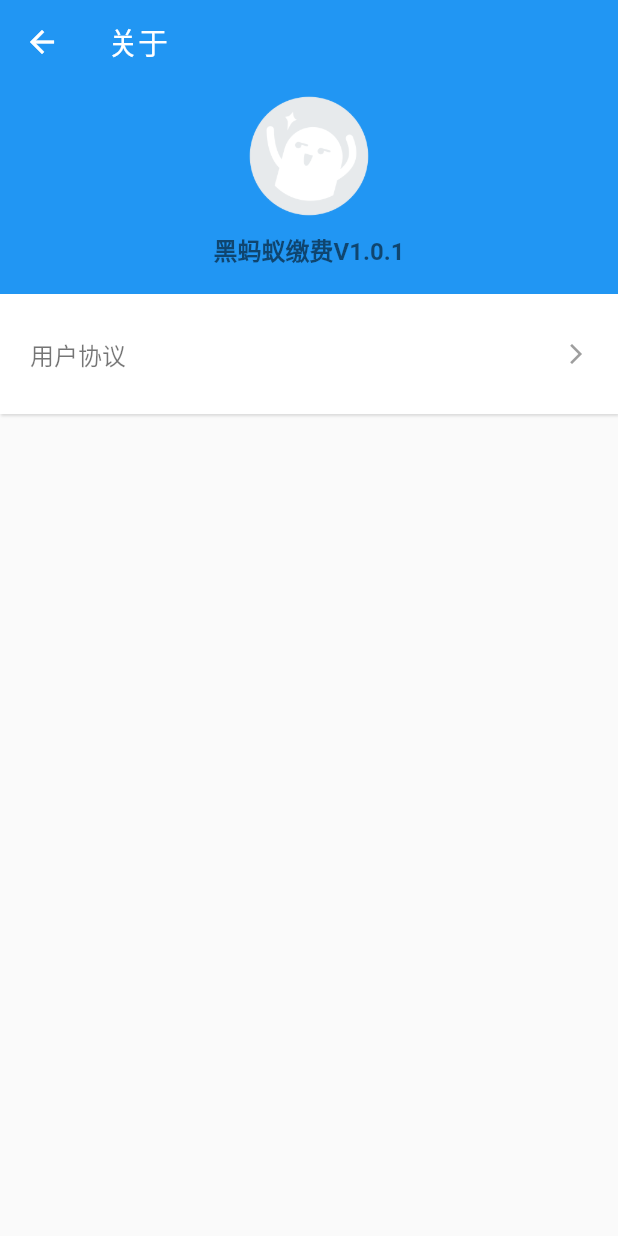
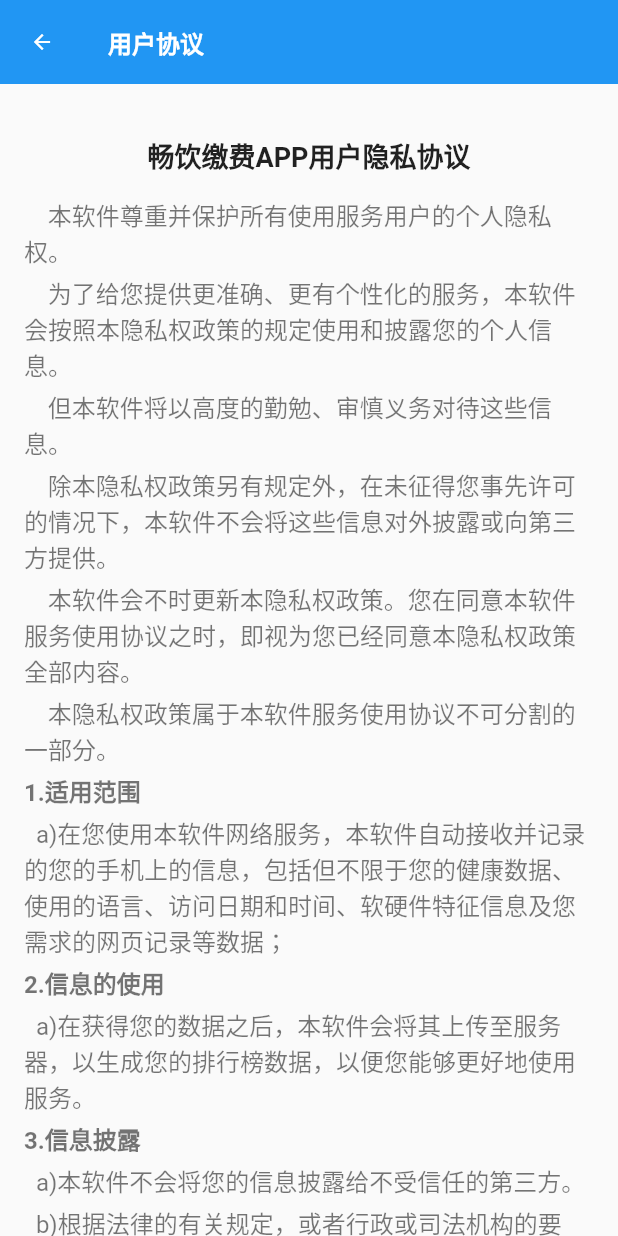
Before and after one commit to persilee/pay_cost, a Flutter app: the AboutPage screen opened directly, after a tap on "用户协议", on a phone screen of 412 x 824 dp. Run offline on Flutter 3.47's test engine with Material 2 defaults, Android fonts, the phone set to English and light mode, and no system bars; our stand-ins replace azlistview, flutter_swiper; missing offline and left inert: direct_select, easy_dialog, lpinyin; network calls fail.

Commit message:
🥜 add login && agreement page

```diff
--- a/lib/pages/about_page.dart
+++ b/lib/pages/about_page.dart
@@ -1,4 +1,5 @@
 import 'package:flutter/material.dart';
+import 'package:pay_cost/pages/agreement_page.dart';
 
 class AboutPage extends StatefulWidget {
   @override
@@ -10,14 +11,15 @@
   Widget build(BuildContext context) {
     return Scaffold(
       appBar: AppBar(
-        title: Text('关于'),
+        title: Text('关于', style: TextStyle(fontSize: 16, fontWeight: FontWeight.bold),),
         elevation: 0,
+        iconTheme: IconThemeData(size: 16, color: Colors.white),
       ),
       body: Container(
         child: Column(
           children: <Widget>[
             Container(
-              height: 140,
+              height: 110,
               width: double.infinity,
               decoration: BoxDecoration(color: Theme.of(context).primaryColor),
               child: Column(
@@ -26,14 +28,14 @@
                 children: <Widget>[
                   Image.asset(
                     'assets/images/morentouxiang.png',
-                    width: 80,
-                    height: 80,
+                    width: 60,
+                    height: 60,
                   ),
                   Padding(
                     padding: EdgeInsets.only(top: 10),
                   ),
                   Text(
-                    '黑蚂蚁缴费V1.0.1',
+                    '畅饮缴费V1.0.1',
                     style: TextStyle(
                         color: Colors.black54,
                         fontSize: 16,
@@ -47,10 +49,10 @@
             ),
             GestureDetector(
               onTap: () {
-                print('v1.0.1');
+                Navigator.of(context).push(MaterialPageRoute(builder: (context) => AgreementPage()));
               },
               child: Container(
-                height: 80,
+                height: 60,
                 decoration: BoxDecoration(
                   color: Colors.white,
                   boxShadow: [
--- /dev/null
+++ b/lib/pages/agreement_page.dart
@@ -0,0 +1,72 @@
+import 'package:flutter/material.dart';
+
+class AgreementPage extends StatefulWidget {
+  @override
+  _AgreementPageState createState() => _AgreementPageState();
+}
+
+class _AgreementPageState extends State<AgreementPage> {
+  @override
+  Widget build(BuildContext context) {
+    return Scaffold(
+      appBar: AppBar(
+        title: Text(
+          '用户协议', style: TextStyle(fontSize: 16, fontWeight: FontWeight.bold),),
+        elevation: 0,
+        iconTheme: IconThemeData(size: 16, color: Colors.white),
+      ),
+      body: ListView(
+        children: <Widget>[
+          Container(
+            padding: EdgeInsets.all(16),
+            child: Column(
+              crossAxisAlignment: CrossAxisAlignment.start,
+              children: <Widget>[
+                Padding(padding: EdgeInsets.fromLTRB(0, 12, 0, 6)),
+                Center(
+                  child: Text('畅饮缴费APP用户隐私协议', style: TextStyle(fontSize: 18, fontWeight: FontWeight.bold, color: Colors.black87,),),
+                ),
+                Padding(padding: EdgeInsets.fromLTRB(0, 12, 0, 2)),
+                Text('    本软件尊重并保护所有使用服务用户的个人隐私权。', style: TextStyle(fontSize: 16, color: Colors.black54),),
+                Padding(padding: EdgeInsets.fromLTRB(0, 2, 0, 2)),
+                Text('    为了给您提供更准确、更有个性化的服务，本软件会按照本隐私权政策的规定使用和披露您的个人信息。', style: TextStyle(fontSize: 16, color: Colors.black54),),
+                Padding(padding: EdgeInsets.fromLTRB(0, 2, 0, 2)),
+                Text('    但本软件将以高度的勤勉、审慎义务对待这些信息。', style: TextStyle(fontSize: 16, color: Colors.black54),),
+                Padding(padding: EdgeInsets.fromLTRB(0, 2, 0, 2)),
+                Text('    除本隐私权政策另有规定外，在未征得您事先许可的情况下，本软件不会将这些信息对外披露或向第三方提供。', style: TextStyle(fontSize: 16, color: Colors.black54),),
+                Padding(padding: EdgeInsets.fromLTRB(0, 2, 0, 2)),
+                Text('    本软件会不时更新本隐私权政策。您在同意本软件服务使用协议之时，即视为您已经同意本隐私权政策全部内容。', style: TextStyle(fontSize: 16, color: Colors.black54),),
+                Padding(padding: EdgeInsets.fromLTRB(0, 2, 0, 2)),
+                Text('    本隐私权政策属于本软件服务使用协议不可分割的一部分。', style: TextStyle(fontSize: 16, color: Colors.black54),),
+                Padding(padding: EdgeInsets.fromLTRB(0, 2, 0, 2)),
+                Text('1.适用范围', style: TextStyle(fontSize: 16, color: Colors.black54, fontWeight: FontWeight.w600),),
+                Padding(padding: EdgeInsets.fromLTRB(0, 2, 0, 2)),
+                Text('  a)在您使用本软件网络服务，本软件自动接收并记录的您的手机上的信息，包括但不限于您的健康数据、使用的语言、访问日期和时间、软硬件特征信息及您需求的网页记录等数据；', style: TextStyle(fontSize: 16, color: Colors.black54),),
+                Padding(padding: EdgeInsets.fromLTRB(0, 2, 0, 2)),
+                Text('2.信息的使用', style: TextStyle(fontSize: 16, color: Colors.black54, fontWeight: FontWeight.w600),),
+                Padding(padding: EdgeInsets.fromLTRB(0, 2, 0, 2)),
+                Text('  a)在获得您的数据之后，本软件会将其上传至服务器，以生成您的排行榜数据，以便您能够更好地使用服务。', style: TextStyle(fontSize: 16, color: Colors.black54),),
+                Padding(padding: EdgeInsets.fromLTRB(0, 2, 0, 2)),
+                Text('3.信息披露', style: TextStyle(fontSize: 16, color: Colors.black54, fontWeight: FontWeight.w600),),
+                Padding(padding: EdgeInsets.fromLTRB(0, 2, 0, 2)),
+                Text('  a)本软件不会将您的信息披露给不受信任的第三方。', style: TextStyle(fontSize: 16, color: Colors.black54),),
+                Padding(padding: EdgeInsets.fromLTRB(0, 2, 0, 2)),
+                Text('  b)根据法律的有关规定，或者行政或司法机构的要求，向第三方或者行政、司法机构披露；', style: TextStyle(fontSize: 16, color: Colors.black54),),
+                Padding(padding: EdgeInsets.fromLTRB(0, 2, 0, 2)),
+                Text('  c)如您出现违反中国有关法律、法规或者相关规则的情况，需要向第三方披露；', style: TextStyle(fontSize: 16, color: Colors.black54),),
+                Padding(padding: EdgeInsets.fromLTRB(0, 2, 0, 2)),
+                Text('4.信息存储和交换', style: TextStyle(fontSize: 16, color: Colors.black54, fontWeight: FontWeight.w600),),
+                Padding(padding: EdgeInsets.fromLTRB(0, 2, 0, 2)),
+                Text('  本软件收集的有关您的信息和资料将保存在本软件及（或）其关联公司的服务器上，这些信息和资料可能传送至您所在国家、地区或本软件收集信息和资料所在地的境外并在境外被访问、存储和展示。', style: TextStyle(fontSize: 16, color: Colors.black54),),
+                Padding(padding: EdgeInsets.fromLTRB(0, 2, 0, 2)),
+                Text('5.信息安全', style: TextStyle(fontSize: 16, color: Colors.black54, fontWeight: FontWeight.w600),),
+                Padding(padding: EdgeInsets.fromLTRB(0, 2, 0, 2)),
+                Text('  a)在使用本软件网络服务进行网上交易时，您不可避免的要向交易对方或潜在的交易对方披露自己的个人信息，如联络方式或者邮政地址。请您妥善保护自己的个人信息，仅在必要的情形下向他人提供。如您发现自己的个人信息泄密，请您立即联络本软件客服，以便本软件采取相应措施。', style: TextStyle(fontSize: 16, color: Colors.black54),),
+              ],
+            ),
+          ),
+        ],
+      ),
+    );
+  }
+}
--- a/lib/pages/city_page.dart
+++ b/lib/pages/city_page.dart
@@ -116,7 +116,7 @@
   Widget build(BuildContext context) {
     return Scaffold(
       appBar: AppBar(
-        title: Text('选择城市'),
+        title: Text('选择城市',  style: TextStyle(fontSize: 16, fontWeight: FontWeight.bold),),
       ),
       body: Column(
         children: <Widget>[
```
Also changed, not shown: lib/navigator/tab_navigater.dart (+16 -15 lines), lib/pages/electricity_page.dart (+26 -24 lines), lib/pages/fuel_gas_page.dart (+20 -18 lines), lib/pages/home_page.dart (+84 -83 lines), lib/pages/login_page.dart (added, +55 -0 lines), lib/pages/my_page.dart (+24 -22 lines), lib/pages/search_page.dart (+5 -7 lines), lib/pages/water_page.dart (+25 -23 lines), pubspec.lock.
